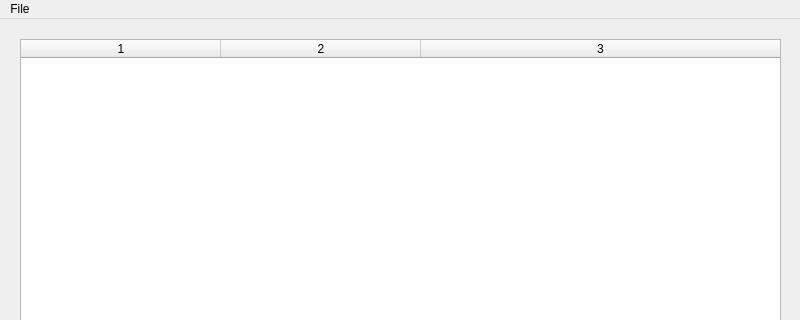
This is mainwindow.ui in ggajda/Adapter-IM6 as Qt 5 draws it before an edit; both pictures show x 0 to 800 and y 0 to 320 of the 800 by 600 pixel window. The edited form follows.
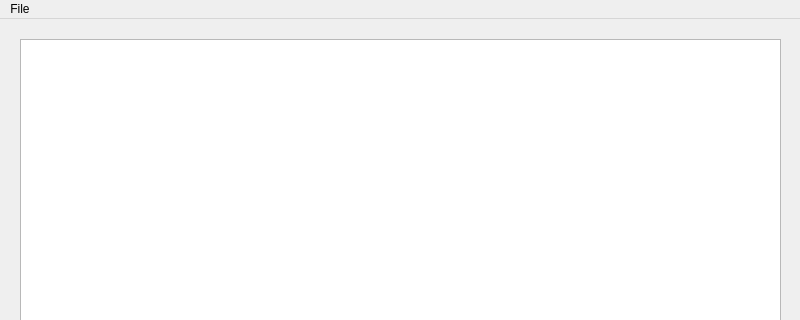
This is the edited form. Icons and pictures are not drawn.

What changed in the file:
```diff
--- a/mainwindow.ui
+++ b/mainwindow.ui
@@ -50,8 +50,23 @@
       <height>421</height>
      </rect>
     </property>
+    <property name="autoFillBackground">
+     <bool>false</bool>
+    </property>
+    <property name="editTriggers">
+     <set>QAbstractItemView::NoEditTriggers</set>
+    </property>
+    <property name="alternatingRowColors">
+     <bool>false</bool>
+    </property>
+    <property name="selectionMode">
+     <enum>QAbstractItemView::SingleSelection</enum>
+    </property>
+    <property name="selectionBehavior">
+     <enum>QAbstractItemView::SelectRows</enum>
+    </property>
     <property name="columnCount">
-     <number>3</number>
+     <number>0</number>
     </property>
     <attribute name="horizontalHeaderCascadingSectionResizes">
      <bool>false</bool>
@@ -65,9 +80,6 @@
     <attribute name="horizontalHeaderStretchLastSection">
      <bool>true</bool>
     </attribute>
-    <column/>
-    <column/>
-    <column/>
    </widget>
   </widget>
   <widget class="QMenuBar" name="menubar">
```
Left out of the diff: 2 changed lines with no effect on the pictures.
